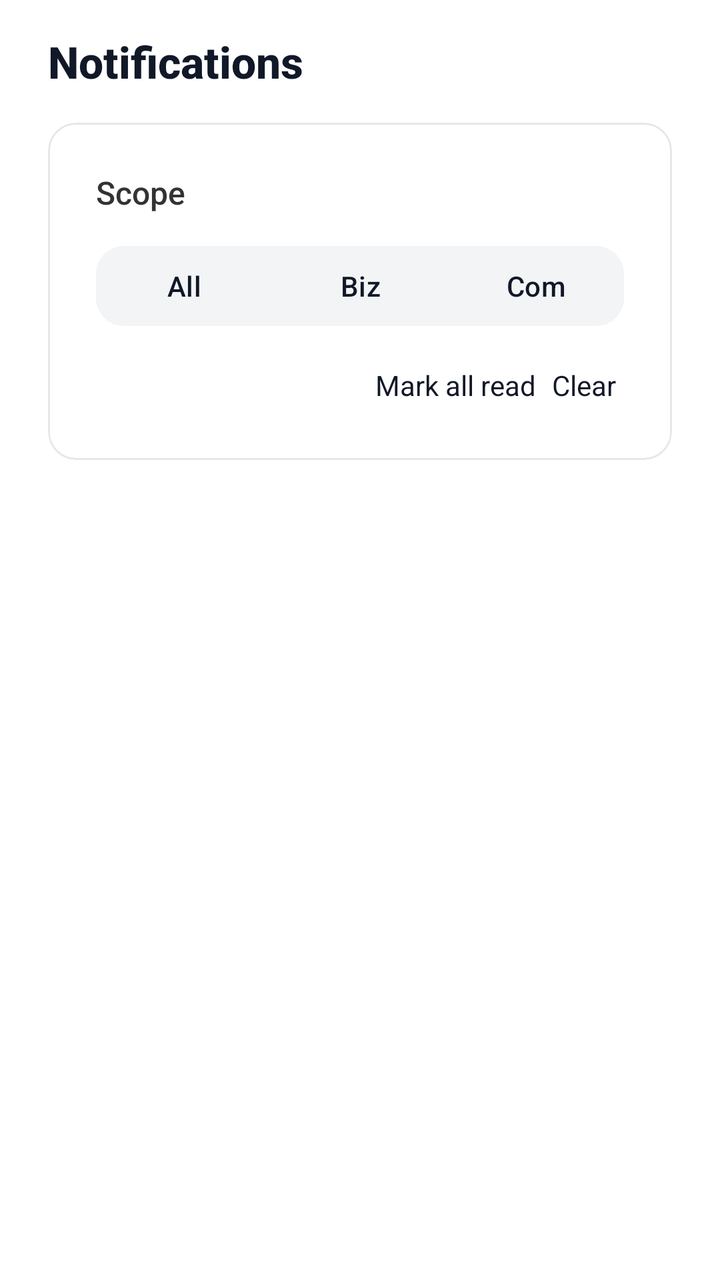
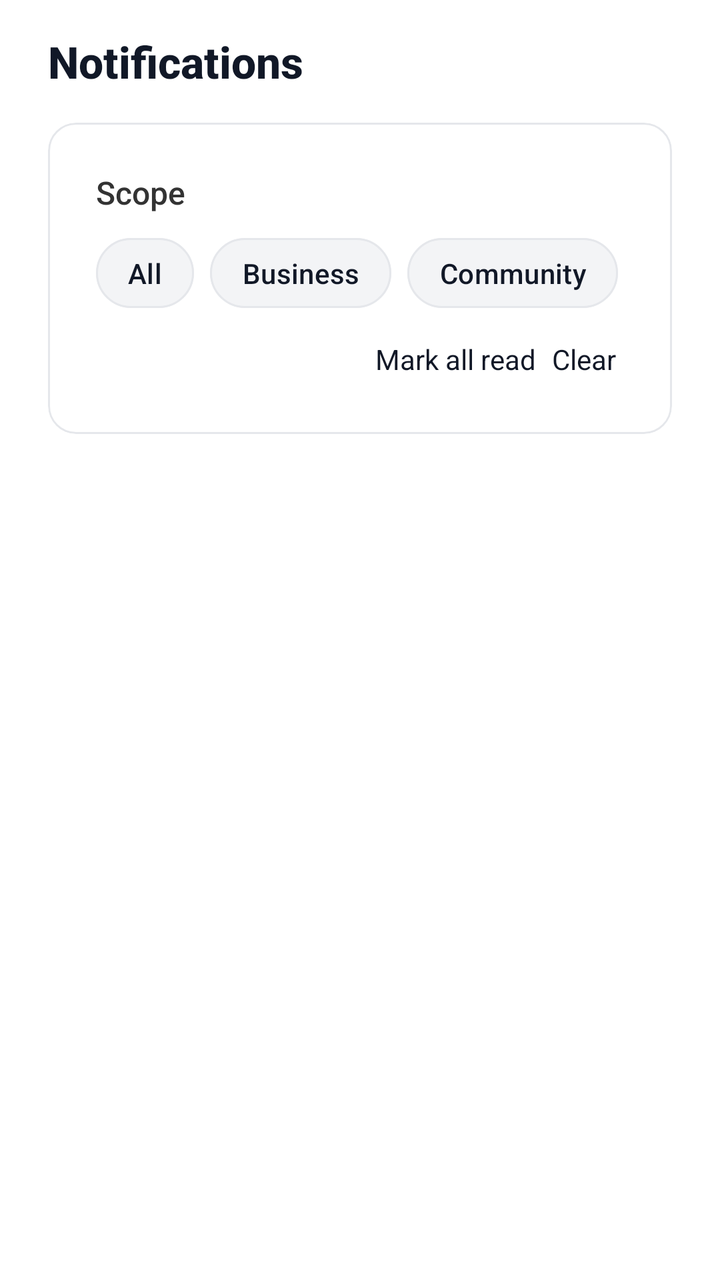

An Android layout rendered at two revisions. The XML below is the earlier revision; the diff shows what the commit changed to produce the second picture.
<!-- AndroidManifest.xml: application theme Theme.Csci3130Group1 -->
<!-- res/layout/fragment_notifications.xml -->
<?xml version="1.0" encoding="utf-8"?>
<LinearLayout xmlns:android="http://schemas.android.com/apk/res/android"
    xmlns:app="http://schemas.android.com/apk/res-auto"
    android:layout_width="match_parent"
    android:layout_height="match_parent"
    android:orientation="vertical"
    android:paddingHorizontal="24dp"
    android:paddingTop="16dp"
    android:paddingBottom="24dp"
    android:background="#FFFFFF">

    <TextView
        android:id="@+id/notificationsHeader"
        android:layout_width="match_parent"
        android:layout_height="wrap_content"
        android:text="Notifications"
        android:textSize="22sp"
        android:fontFamily="sans-serif-medium"
        android:textStyle="bold"
        android:textColor="#111827"
        android:layout_marginBottom="16dp"/>

    
    <LinearLayout
        android:id="@+id/notificationActionsStandalone"
        android:layout_width="match_parent"
        android:layout_height="wrap_content"
        android:orientation="horizontal"
        android:gravity="end"
        android:layout_marginBottom="12dp"
        android:visibility="gone">

        <TextView
            android:id="@+id/btnMarkAllReadStandalone"
            android:layout_width="wrap_content"
            android:layout_height="wrap_content"
            android:text="Mark all read"
            android:textColor="#6B7280"
            android:textSize="14sp"
            android:padding="4dp" />

        <TextView
            android:id="@+id/btnClearStandalone"
            android:layout_width="wrap_content"
            android:layout_height="wrap_content"
            android:text="Clear"
            android:textColor="#6B7280"
            android:textSize="14sp"
            android:padding="4dp" />
    </LinearLayout>

    
    <com.google.android.material.card.MaterialCardView
        android:id="@+id/scopeCard"
        android:layout_width="match_parent"
        android:layout_height="wrap_content"
        android:layout_marginBottom="16dp"
        app:cardCornerRadius="14dp"
        app:cardElevation="0dp"
        app:cardBackgroundColor="#FFFFFF"
        app:strokeColor="#E5E7EB"
        app:strokeWidth="1dp">

        <LinearLayout
            android:layout_width="match_parent"
            android:layout_height="wrap_content"
            android:orientation="vertical"
            android:padding="24dp">

            <TextView
                android:id="@+id/scopeHeader"
                android:layout_width="wrap_content"
                android:layout_height="wrap_content"
                android:text="Scope"
                android:textSize="16sp"
                android:textColor="#333333"
                android:fontFamily="sans-serif-medium"
                android:layout_marginBottom="12dp"/>

            <com.google.android.material.button.MaterialButtonToggleGroup
                android:id="@+id/filterToggleGroup"
                android:layout_width="match_parent"
                android:layout_height="wrap_content"
                android:layout_marginBottom="12dp"
                app:singleSelection="true"
                app:selectionRequired="true">

                <com.google.android.material.button.MaterialButton
                    android:id="@+id/btn_all"
                    style="@style/Widget.Material3.Button"
                    android:layout_width="0dp"
                    android:layout_height="wrap_content"
                    android:layout_weight="1"
                    android:text="All"
                    android:textAllCaps="false"
                    android:textColor="@color/toggle_btn_text"
                    android:backgroundTint="@color/toggle_btn_bg_tint"
                    android:checkable="true"
                    android:checked="true"
                    app:cornerRadius="14dp"
                    android:layout_marginEnd="8dp"/>

                <com.google.android.material.button.MaterialButton
                    android:id="@+id/btn_business"
                    style="@style/Widget.Material3.Button"
                    android:layout_width="0dp"
                    android:layout_height="wrap_content"
                    android:layout_weight="1"
                    android:text="Biz"
                    android:textAllCaps="false"
                    android:textColor="@color/toggle_btn_text"
                    android:backgroundTint="@color/toggle_btn_bg_tint"
                    android:checkable="true"
                    app:cornerRadius="14dp"
                    android:layout_marginEnd="8dp"/>

                <com.google.android.material.button.MaterialButton
                    android:id="@+id/btn_community"
                    style="@style/Widget.Material3.Button"
                    android:layout_width="0dp"
                    android:layout_height="wrap_content"
                    android:layout_weight="1"
                    android:text="Com"
                    android:textAllCaps="false"
                    android:textColor="@color/toggle_btn_text"
                    android:backgroundTint="@color/toggle_btn_bg_tint"
                    android:checkable="true"
                    app:cornerRadius="14dp"/>
            </com.google.android.material.button.MaterialButtonToggleGroup>

            
            <LinearLayout
                android:id="@+id/notificationActions"
                android:layout_width="match_parent"
                android:layout_height="wrap_content"
                android:orientation="horizontal"
                android:gravity="end">

                <TextView
                    android:id="@+id/btnMarkAllRead"
                    android:layout_width="wrap_content"
                    android:layout_height="wrap_content"
                    android:text="Mark all read"
                    android:textColor="#111827"
                    android:textSize="14sp"
                    android:padding="4dp" />

                <TextView
                    android:id="@+id/btnClear"
                    android:layout_width="wrap_content"
                    android:layout_height="wrap_content"
                    android:text="Clear"
                    android:textColor="#111827"
                    android:textSize="14sp"
                    android:padding="4dp" />
            </LinearLayout>

        </LinearLayout>
    </com.google.android.material.card.MaterialCardView>

    
    <TextView
        android:id="@+id/emptyState"
        android:layout_width="match_parent"
        android:layout_height="wrap_content"
        android:text="All caught up!"
        android:textSize="16sp"
        android:textColor="@color/text_secondary"
        android:gravity="center"
        android:paddingTop="24dp"
        android:paddingBottom="8dp"
        android:visibility="gone" />

    <androidx.recyclerview.widget.RecyclerView
        android:id="@+id/notificationsRecycler"
        android:layout_width="match_parent"
        android:layout_height="0dp"
        android:layout_weight="1"
        android:paddingTop="8dp" />

</LinearLayout>
<!-- resources referenced by this layout -->
<resources>
  <color name="text_secondary">#666666</color>
  <style name="Theme.Csci3130Group1" parent="Base.Theme.Csci3130Group1" />
  <style name="Base.Theme.Csci3130Group1" parent="Theme.Material3.DayNight.NoActionBar">
          
          <item name="colorPrimary">#111827</item>
          <item name="colorOnPrimary">#FFFFFF</item>
          <item name="colorSecondary">#6B7280</item>
          <item name="colorOnSecondary">#FFFFFF</item>
          
          <item name="colorPrimaryContainer">#F3F4F6</item>
          <item name="colorOnPrimaryContainer">#111827</item>
          <item name="colorSecondaryContainer">#F3F4F6</item>
          <item name="colorOnSecondaryContainer">#111827</item>
          <item name="colorTertiary">#9CA3AF</item>
          <item name="colorSurface">#FFFFFF</item>
          <item name="colorOnSurface">#111827</item>
          <item name="colorOutline">#E5E7EB</item>
          <item name="android:navigationBarColor">#FFFFFF</item>
          <item name="android:statusBarColor">#FFFFFF</item>
      </style>
</resources>

<!-- the commit's change to res/layout/fragment_notifications.xml (unified diff, before → after) -->
@@ -77,56 +77,81 @@
                 android:fontFamily="sans-serif-medium"
                 android:layout_marginBottom="12dp"/>
 
-            <com.google.android.material.button.MaterialButtonToggleGroup
+            
+            <LinearLayout
                 android:id="@+id/filterToggleGroup"
                 android:layout_width="match_parent"
                 android:layout_height="wrap_content"
-                android:layout_marginBottom="12dp"
-                app:singleSelection="true"
-                app:selectionRequired="true">
+                android:orientation="horizontal"
+                android:gravity="start"
+                android:layout_marginBottom="12dp">
 
                 <com.google.android.material.button.MaterialButton
                     android:id="@+id/btn_all"
-                    style="@style/Widget.Material3.Button"
-                    android:layout_width="0dp"
-                    android:layout_height="wrap_content"
-                    android:layout_weight="1"
+                    style="@style/Widget.Material3.Button.OutlinedButton"
+                    android:layout_width="wrap_content"
+                    android:layout_height="wrap_content"
                     android:text="All"
                     android:textAllCaps="false"
+                    android:textSize="14sp"
                     android:textColor="@color/toggle_btn_text"
                     android:backgroundTint="@color/toggle_btn_bg_tint"
                     android:checkable="true"
                     android:checked="true"
-                    app:cornerRadius="14dp"
-                    android:layout_marginEnd="8dp"/>
+                    app:cornerRadius="20dp"
+                    app:strokeWidth="1dp"
+                    app:strokeColor="#E5E7EB"
+                    android:paddingHorizontal="16dp"
+                    android:paddingVertical="8dp"
+                    android:minWidth="0dp"
+                    android:minHeight="0dp"
+                    android:layout_marginEnd="8dp"
+                    android:insetTop="0dp"
+                    android:insetBottom="0dp"/>
 
                 <com.google.android.material.button.MaterialButton
                     android:id="@+id/btn_business"
-                    style="@style/Widget.Material3.Button"
-                    android:layout_width="0dp"
-                    android:layout_height="wrap_content"
-                    android:layout_weight="1"
-                    android:text="Biz"
+                    style="@style/Widget.Material3.Button.OutlinedButton"
+                    android:layout_width="wrap_content"
+                    android:layout_height="wrap_content"
+                    android:text="Business"
                     android:textAllCaps="false"
+                    android:textSize="14sp"
                     android:textColor="@color/toggle_btn_text"
                     android:backgroundTint="@color/toggle_btn_bg_tint"
                     android:checkable="true"
-                    app:cornerRadius="14dp"
-                    android:layout_marginEnd="8dp"/>
+                    app:cornerRadius="20dp"
+                    app:strokeWidth="1dp"
+                    app:strokeColor="#E5E7EB"
+                    android:paddingHorizontal="16dp"
+                    android:paddingVertical="8dp"
+                    android:minWidth="0dp"
+                    android:minHeight="0dp"
+                    android:layout_marginEnd="8dp"
+                    android:insetTop="0dp"
+                    android:insetBottom="0dp"/>
 
                 <com.google.android.material.button.MaterialButton
                     android:id="@+id/btn_community"
-                    style="@style/Widget.Material3.Button"
-                    android:layout_width="0dp"
-                    android:layout_height="wrap_content"
-                    android:layout_weight="1"
-                    android:text="Com"
+                    style="@style/Widget.Material3.Button.OutlinedButton"
+                    android:layout_width="wrap_content"
+                    android:layout_height="wrap_content"
+                    android:text="Community"
                     android:textAllCaps="false"
+                    android:textSize="14sp"
                     android:textColor="@color/toggle_btn_text"
                     android:backgroundTint="@color/toggle_btn_bg_tint"
                     android:checkable="true"
-                    app:cornerRadius="14dp"/>
-            </com.google.android.material.button.MaterialButtonToggleGroup>
+                    app:cornerRadius="20dp"
+                    app:strokeWidth="1dp"
+                    app:strokeColor="#E5E7EB"
+                    android:paddingHorizontal="16dp"
+                    android:paddingVertical="8dp"
+                    android:minWidth="0dp"
+                    android:minHeight="0dp"
+                    android:insetTop="0dp"
+                    android:insetBottom="0dp"/>
+            </LinearLayout>
 
             
             <LinearLayout
